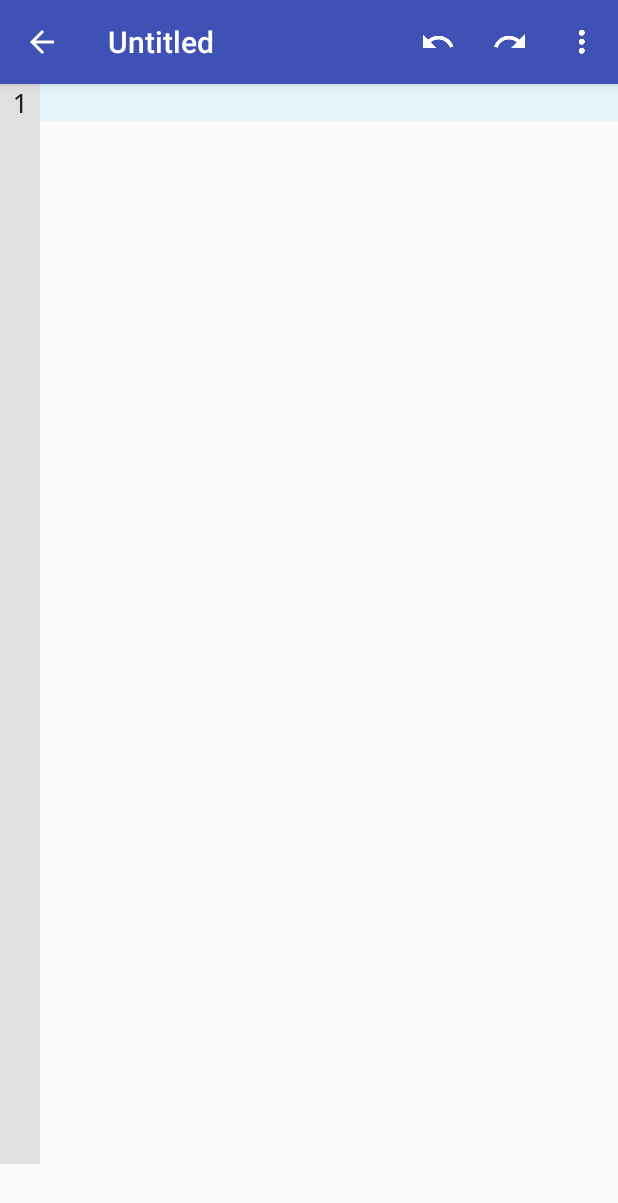
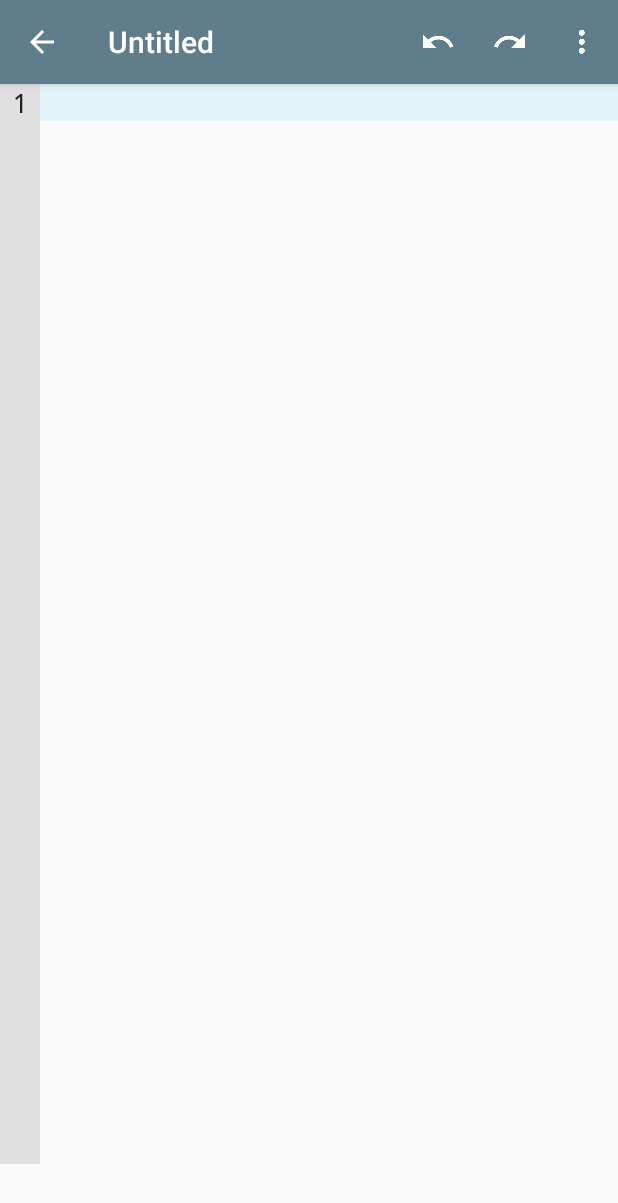
Before and after one commit to tylerfilla/source, an Android app: the screen it shows after launch (EditActivity), on a phone screen of 412 x 824 dp. Shown: the top 1203 px of the screen. Run offline under Robolectric (Android 15) with nearby library versions, the phone set to English and light mode, and no system bars.

Commit message:
Color update

```diff
--- a/app/src/main/java/io/microdev/source/widget/panview/PanView.java
+++ b/app/src/main/java/io/microdev/source/widget/panview/PanView.java
@@ -17,16 +17,9 @@ import io.microdev.source.R;
 public class PanView extends FrameLayout {
 
     private static final long SCROLL_CHANGE_EXPIRATION = 200000000l;
-    private static final long SCROLLBAR_FADE_DELAY = 100000000l;
 
     private static final boolean DEF_FILL_VIEWPORT_HEIGHT = false;
     private static final boolean DEF_FILL_VIEWPORT_WIDTH = false;
-
-    private static final boolean DEF_SCROLLBAR_HORIZONTAL_ENABLED = true;
-    private static final boolean DEF_SCROLLBAR_VERTICAL_ENABLED = true;
-
-    private static final int DEF_SCROLLBAR_HORIZONTAL_COLOR = 0x70000000;
-    private static final int DEF_SCROLLBAR_VERTICAL_COLOR = 0x70000000;
 
     private boolean fillViewportHeight;
     private boolean fillViewportWidth;
--- a/app/src/main/res/values/colors.xml
+++ b/app/src/main/res/values/colors.xml
@@ -1,9 +1,9 @@
 <?xml version="1.0" encoding="utf-8"?>
 <resources>
 
-    <color name="colorPrimary">#ff3f51b5</color>
-    <color name="colorPrimaryDark">#ff303f9f</color>
-    <color name="colorAccent">#ffff3f80</color>
+    <color name="colorPrimary">#ff607d8b</color>
+    <color name="colorPrimaryDark">#ff455a64</color>
+    <color name="colorAccent">#ff4fc3f7</color>
 
     <color name="activity_edit_editor_colorLineHighlight">#2040c4ff</color>
     <color name="activity_edit_editor_colorLineNumberColumnBg">#e0e0e0</color>
```
